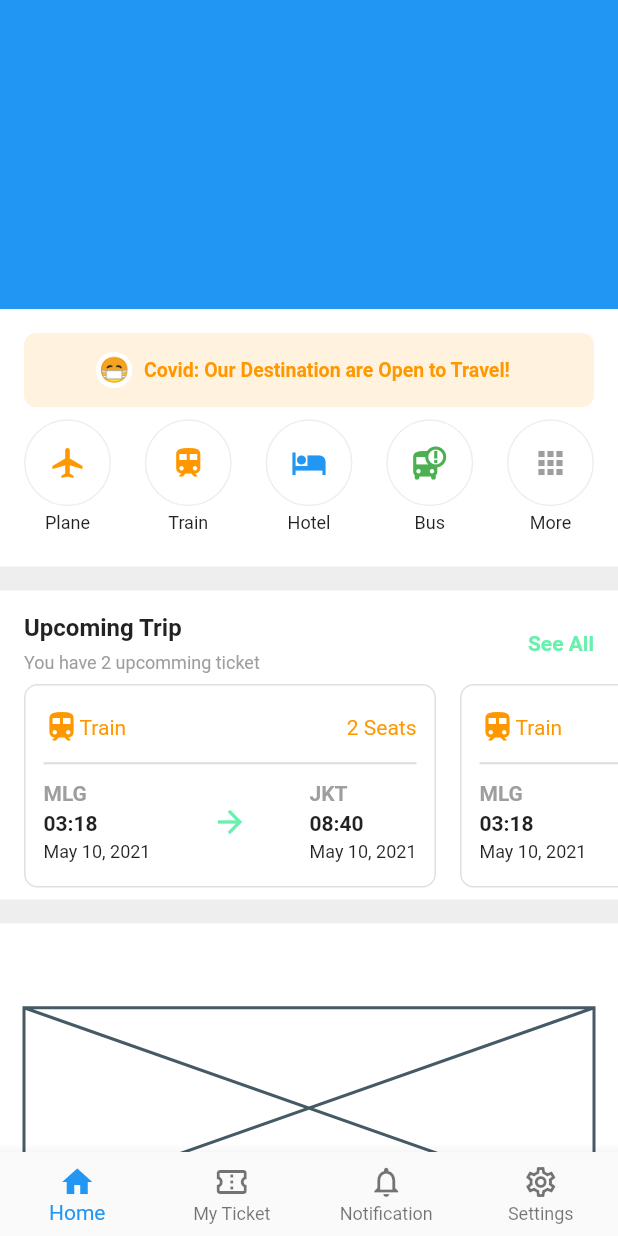
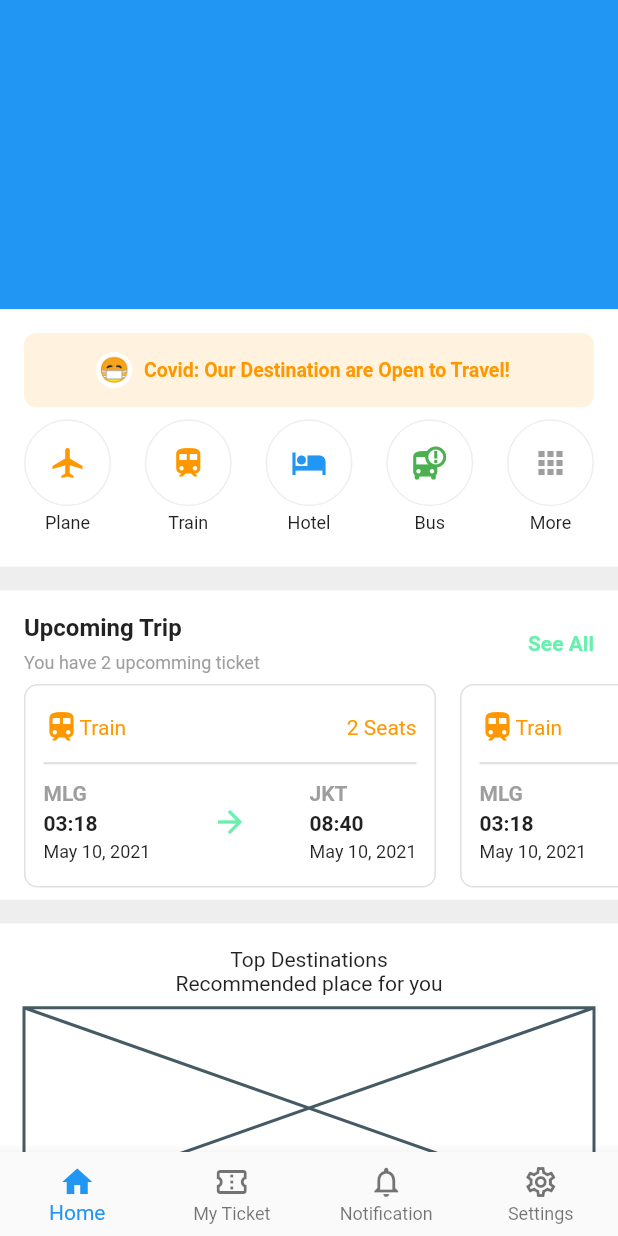
Before and after one commit to JAICHANGPARK/flutter_notebook_11th_story, a Flutter app: the screen it shows after launch, on a phone screen of 412 x 824 dp. Run offline on Flutter 3.47's test engine with Material 2 defaults, Android fonts, the phone set to English and light mode, and no system bars; our stand-ins replace backdrop, badges, flutter_inner_drawer, flutter_slidable, google_fonts.

Commit message:
Update ticket_booking_home_page.dart

```diff
--- a/lib/ep710_ticket_booking_app/ticket_booking_home_page.dart
+++ b/lib/ep710_ticket_booking_app/ticket_booking_home_page.dart
@@ -429,7 +429,8 @@ class _TicketBookingHomePageState extends State<TicketBookingHomePage> {
                           flex: 3,
                           child: Column(
                             children: [
-
+                              Text("Top Destinations"),
+                              Text("Recommended place for you")
                             ],
                           )),
                       Expanded(
```
